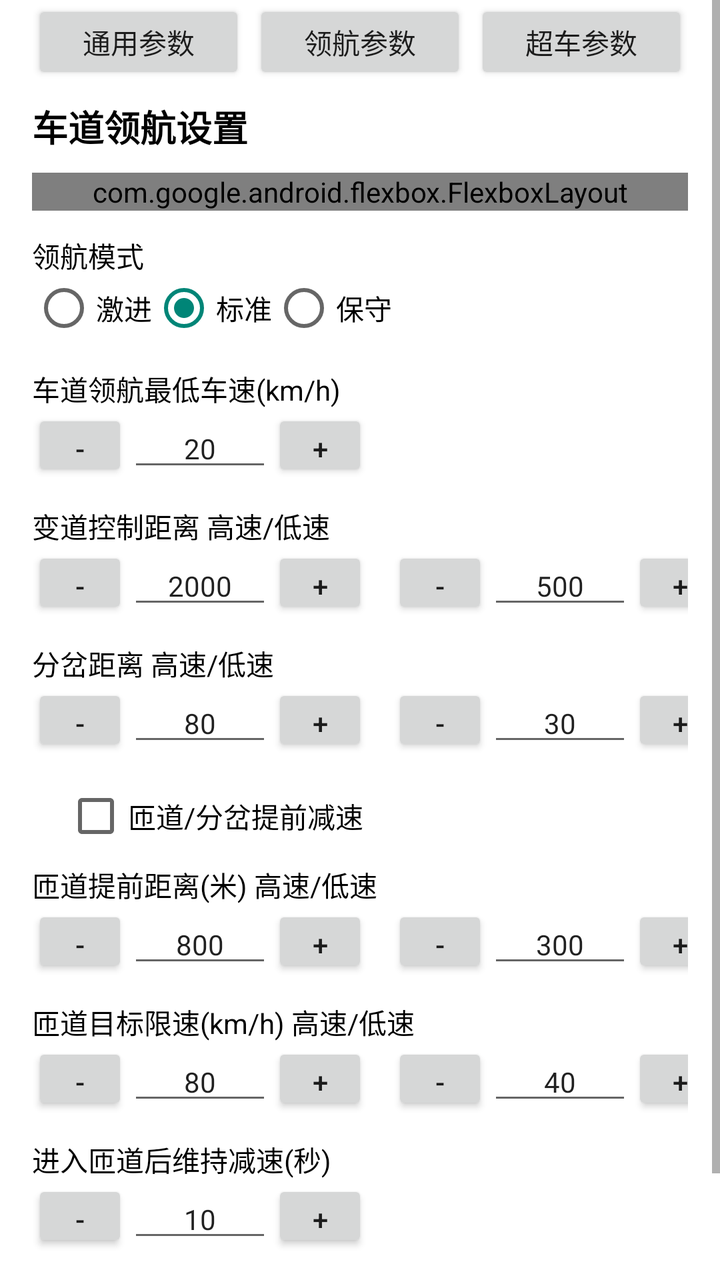
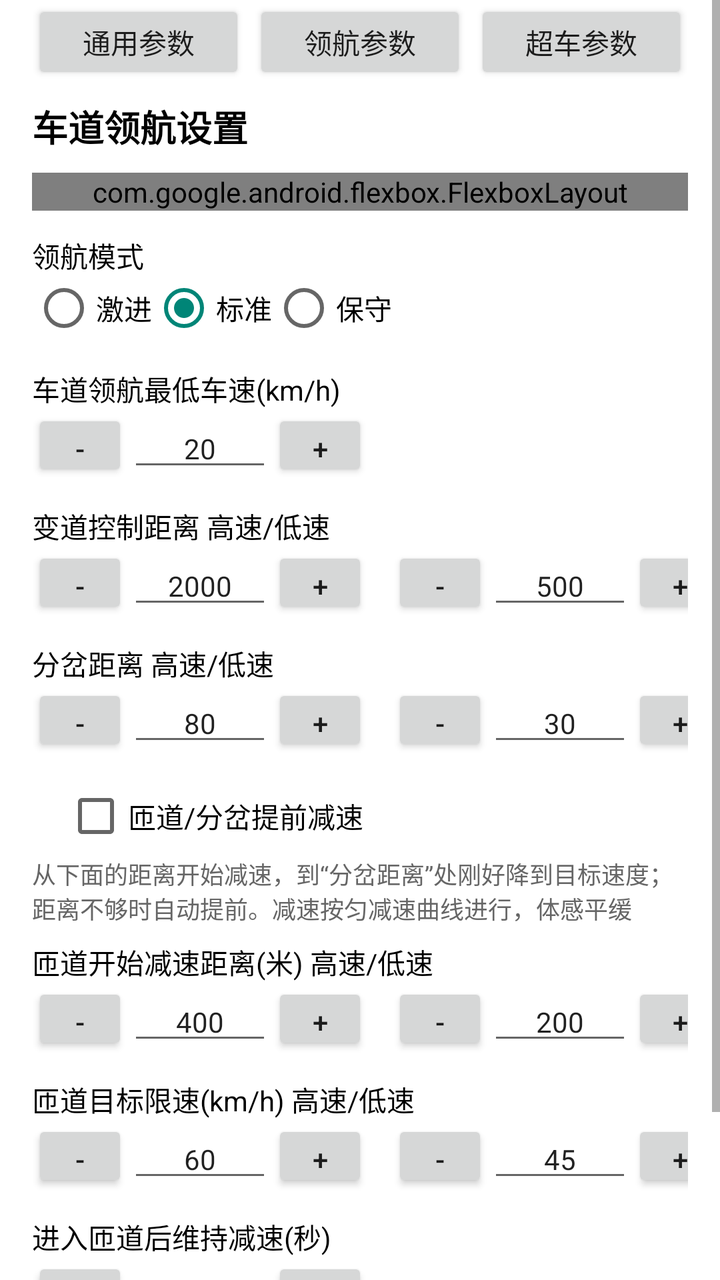

The first picture is an Android layout as it rendered before a commit; the second is the same layout after the commit. The layout source and the unified diff follow.
<!-- AndroidManifest.xml: activity theme Theme.AppCompat.Light.NoActionBar -->
<!-- res/layout/activity_nav_setting.xml -->
<?xml version="1.0" encoding="utf-8"?>
<ScrollView xmlns:android="http://schemas.android.com/apk/res/android"
    xmlns:app="http://schemas.android.com/apk/res-auto"
    android:id="@+id/navSettingScrollView"
    android:layout_width="match_parent"
    android:layout_height="match_parent"
    android:background="#FFFFFF">

    <LinearLayout
        android:id="@+id/navSettingContent"
        android:layout_width="match_parent"
        android:layout_height="wrap_content"
        android:orientation="vertical"
        android:paddingStart="16dp"
        android:paddingEnd="16dp"
        android:paddingBottom="16dp">

        
        <LinearLayout
            android:layout_width="match_parent"
            android:layout_height="wrap_content"
            android:orientation="horizontal"
            android:layout_marginBottom="8dp">

            <Button
                android:id="@+id/btnGotoGeneral"
                android:layout_width="0dp"
                android:layout_height="wrap_content"
                android:layout_weight="1"
                android:minHeight="42dp"
                android:minWidth="0dp"
                android:paddingTop="6dp"
                android:paddingBottom="6dp"
                android:text="通用参数"
                android:textSize="14sp" />

            <Button
                android:id="@+id/btnGotoNav"
                android:layout_width="0dp"
                android:layout_height="wrap_content"
                android:layout_weight="1"
                android:layout_marginStart="4dp"
                android:minHeight="42dp"
                android:minWidth="0dp"
                android:paddingTop="6dp"
                android:paddingBottom="6dp"
                android:text="领航参数"
                android:textSize="14sp" />

            <Button
                android:id="@+id/btnGotoOvertake"
                android:layout_width="0dp"
                android:layout_height="wrap_content"
                android:layout_weight="1"
                android:layout_marginStart="4dp"
                android:minHeight="42dp"
                android:minWidth="0dp"
                android:paddingTop="6dp"
                android:paddingBottom="6dp"
                android:text="超车参数"
                android:textSize="14sp" />
        </LinearLayout>

        <TextView
            android:layout_width="wrap_content"
            android:layout_height="wrap_content"
            android:text="车道领航设置"
            android:textSize="18sp"
            android:textStyle="bold"
            android:textColor="#000000" />

        
        <com.google.android.flexbox.FlexboxLayout
            android:layout_width="match_parent"
            android:layout_height="wrap_content"
            android:layout_marginTop="10dp"
            app:flexDirection="row"
            app:flexWrap="wrap">

            <CheckBox
                android:id="@+id/cbNavSettingAppNavi"
                android:layout_width="wrap_content"
                android:layout_height="wrap_content"
                android:text="车道领航(高速)"
                android:textSize="14sp"
                android:textColor="#000000"
                android:padding="0dp" />

            <CheckBox
                android:id="@+id/cbNavSettingAppRoadNavi"
                android:layout_width="wrap_content"
                android:layout_height="wrap_content"
                android:layout_marginStart="16dp"
                android:text="车道领航(公路)"
                android:textSize="14sp"
                android:textColor="#000000"
                android:padding="0dp" />

            <CheckBox
                android:id="@+id/cbNavSettingSuggestLane"
                android:layout_width="wrap_content"
                android:layout_height="wrap_content"
                android:layout_marginStart="16dp"
                android:text="走推荐车道"
                android:textSize="14sp"
                android:textColor="#000000"
                android:padding="0dp" />

            <CheckBox
                android:id="@+id/cbNavSettingDisLane"
                android:layout_width="wrap_content"
                android:layout_height="wrap_content"
                android:layout_marginStart="16dp"
                android:text="避开禁行车道"
                android:textSize="14sp"
                android:textColor="#000000"
                android:padding="0dp" />

            <CheckBox
                android:id="@+id/cbNavSettingKeepLeft"
                android:layout_width="wrap_content"
                android:layout_height="wrap_content"
                android:layout_marginStart="16dp"
                android:text="提前靠左"
                android:textSize="14sp"
                android:textColor="#000000"
                android:padding="0dp" />

            <CheckBox
                android:id="@+id/cbNavSettingKeepRight"
                android:layout_width="wrap_content"
                android:layout_height="wrap_content"
                android:layout_marginStart="16dp"
                android:text="提前靠右"
                android:textSize="14sp"
                android:textColor="#000000"
                android:padding="0dp" />

            <CheckBox
                android:id="@+id/cbNavSettingVisionKeepRight"
                android:layout_width="wrap_content"
                android:layout_height="wrap_content"
                android:layout_marginStart="16dp"
                android:text="纯视觉提前靠右"
                android:textSize="14sp"
                android:textColor="#000000"
                android:padding="0dp" />

            <CheckBox
                android:id="@+id/cbNavSettingSpeak"
                android:layout_width="wrap_content"
                android:layout_height="wrap_content"
                android:layout_marginStart="16dp"
                android:text="领航播报"
                android:textSize="14sp"
                android:textColor="#000000"
                android:padding="0dp" />

            <CheckBox
                android:id="@+id/cbNavSettingSpeakFirst"
                android:layout_width="wrap_content"
                android:layout_height="wrap_content"
                android:layout_marginStart="16dp"
                android:text="先播报后变道"
                android:textSize="14sp"
                android:textColor="#000000"
                android:padding="0dp" />

            <CheckBox
                android:id="@+id/cbNavSettingBlindDecSpeed"
                android:layout_width="wrap_content"
                android:layout_height="wrap_content"
                android:layout_marginStart="16dp"
                android:text="盲区有车时减速"
                android:textSize="14sp"
                android:textColor="#000000"
                android:padding="0dp" />

            <CheckBox
                android:id="@+id/cbNavSettingRoadMedian"
                android:layout_width="wrap_content"
                android:layout_height="wrap_content"
                android:layout_marginStart="16dp"
                android:text="有隔离带(公路)"
                android:textSize="14sp"
                android:textColor="#000000"
                android:padding="0dp" />

            <CheckBox
                android:id="@+id/cbNavSettingRightFirst"
                android:layout_width="wrap_content"
                android:layout_height="wrap_content"
                android:layout_marginStart="16dp"
                android:text="优先从右计算车道(公路)"
                android:textSize="14sp"
                android:textColor="#000000"
                android:padding="0dp" />

            <CheckBox
                android:id="@+id/cbNavSettingNavTurn"
                android:layout_width="wrap_content"
                android:layout_height="wrap_content"
                android:layout_marginStart="16dp"
                android:text="领航转弯"
                android:textSize="14sp"
                android:textColor="#000000"
                android:padding="0dp" />

            <CheckBox
                android:id="@+id/cbNavSettingLaneProb"
                android:layout_width="wrap_content"
                android:layout_height="wrap_content"
                android:layout_marginStart="16dp"
                android:text="使用车道置信度"
                android:textSize="14sp"
                android:textColor="#000000"
                android:padding="0dp" />

        </com.google.android.flexbox.FlexboxLayout>

        <TextView
            android:layout_width="wrap_content"
            android:layout_height="wrap_content"
            android:layout_marginTop="12dp"
            android:text="领航模式"
            android:textSize="14sp"
            android:textColor="#000000" />

        <RadioGroup
            android:id="@+id/rgNavSettingMode"
            android:layout_width="match_parent"
            android:layout_height="wrap_content"
            android:orientation="horizontal">

            <RadioButton
                android:id="@+id/rbNavSettingFastMode"
                android:layout_width="wrap_content"
                android:layout_height="wrap_content"
                android:text="激进"
                android:textSize="14sp"
                android:textColor="#000000" />

            <RadioButton
                android:id="@+id/rbNavSettingNormalMode"
                android:layout_width="wrap_content"
                android:layout_height="wrap_content"
                android:text="标准"
                android:textSize="14sp"
                android:textColor="#000000"
                android:checked="true" />

            <RadioButton
                android:id="@+id/rbNavSettingSlowMode"
                android:layout_width="wrap_content"
                android:layout_height="wrap_content"
                android:text="保守"
                android:textSize="14sp"
                android:textColor="#000000" />
        </RadioGroup>

        <TextView
            android:layout_width="wrap_content"
            android:layout_height="wrap_content"
            android:layout_marginTop="14dp"
            android:text="车道领航最低车速(km/h)"
            android:textSize="14sp"
            android:textColor="#000000" />

        <LinearLayout
            android:layout_width="wrap_content"
            android:layout_height="wrap_content"
            android:orientation="horizontal">

            <Button
                android:id="@+id/btnMinusNaviMinSpeed"
                android:layout_width="48dp"
                android:layout_height="36dp"
                android:text="-"
                android:textSize="14sp" />

            <EditText
                android:id="@+id/etNavNaviMinSpeed"
                android:layout_width="72dp"
                android:layout_height="36dp"
                android:inputType="number"
                android:gravity="center"
                android:text="20"
                android:textSize="14sp" />

            <Button
                android:id="@+id/btnPlusNaviMinSpeed"
                android:layout_width="48dp"
                android:layout_height="36dp"
                android:text="+"
                android:textSize="14sp" />
        </LinearLayout>

        <TextView
            android:layout_width="wrap_content"
            android:layout_height="wrap_content"
            android:layout_marginTop="12dp"
            android:text="变道控制距离 高速/低速"
            android:textSize="14sp"
            android:textColor="#000000" />

        <LinearLayout
            android:layout_width="wrap_content"
            android:layout_height="wrap_content"
            android:orientation="horizontal">

            <Button
                android:id="@+id/btnMinusAtcDistH"
                android:layout_width="48dp"
                android:layout_height="36dp"
                android:text="-"
                android:textSize="14sp" />

            <EditText
                android:id="@+id/etNavAtcDistH"
                android:layout_width="72dp"
                android:layout_height="36dp"
                android:inputType="number"
                android:gravity="center"
                android:text="2000"
                android:textSize="14sp" />

            <Button
                android:id="@+id/btnPlusAtcDistH"
                android:layout_width="48dp"
                android:layout_height="36dp"
                android:text="+"
                android:textSize="14sp" />

            <Button
                android:id="@+id/btnMinusAtcDistL"
                android:layout_width="48dp"
                android:layout_height="36dp"
                android:layout_marginStart="12dp"
                android:text="-"
                android:textSize="14sp" />

            <EditText
                android:id="@+id/etNavAtcDistL"
                android:layout_width="72dp"
                android:layout_height="36dp"
                android:inputType="number"
                android:gravity="center"
                android:text="500"
                android:textSize="14sp" />

            <Button
                android:id="@+id/btnPlusAtcDistL"
                android:layout_width="48dp"
                android:layout_height="36dp"
                android:text="+"
                android:textSize="14sp" />
        </LinearLayout>

        <TextView
            android:layout_width="wrap_content"
            android:layout_height="wrap_content"
            android:layout_marginTop="12dp"
            android:text="分岔距离 高速/低速"
            android:textSize="14sp"
            android:textColor="#000000" />

        <LinearLayout
            android:layout_width="wrap_content"
            android:layout_height="wrap_content"
            android:orientation="horizontal">

            <Button
                android:id="@+id/btnMinusForkDistH"
                android:layout_width="48dp"
                android:layout_height="36dp"
                android:text="-"
                android:textSize="14sp" />

            <EditText
                android:id="@+id/etNavForkDistH"
                android:layout_width="72dp"
                android:layout_height="36dp"
                android:inputType="number"
                android:gravity="center"
                android:text="80"
                android:textSize="14sp" />

            <Button
                android:id="@+id/btnPlusForkDistH"
                android:layout_width="48dp"
                android:layout_height="36dp"
                android:text="+"
                android:textSize="14sp" />

            <Button
                android:id="@+id/btnMinusForkDistL"
                android:layout_width="48dp"
                android:layout_height="36dp"
                android:layout_marginStart="12dp"
                android:text="-"
                android:textSize="14sp" />

            <EditText
                android:id="@+id/etNavForkDistL"
                android:layout_width="72dp"
                android:layout_height="36dp"
                android:inputType="number"
                android:gravity="center"
                android:text="30"
                android:textSize="14sp" />

            <Button
                android:id="@+id/btnPlusForkDistL"
                android:layout_width="48dp"
                android:layout_height="36dp"
                android:text="+"
                android:textSize="14sp" />
        </LinearLayout>

        <CheckBox
            android:id="@+id/cbNavSettingRampSlowdown"
            android:layout_width="wrap_content"
            android:layout_height="wrap_content"
            android:layout_marginTop="14dp"
            android:layout_marginStart="16dp"
            android:text="匝道/分岔提前减速"
            android:textSize="14sp"
            android:textColor="#000000"
            android:padding="0dp" />

        <TextView
            android:layout_width="wrap_content"
            android:layout_height="wrap_content"
            android:layout_marginTop="8dp"
            android:text="匝道提前距离(米) 高速/低速"
            android:textSize="14sp"
            android:textColor="#000000" />

        <LinearLayout
            android:layout_width="wrap_content"
            android:layout_height="wrap_content"
            android:orientation="horizontal">

            <Button
                android:id="@+id/btnMinusRampDistH"
                android:layout_width="48dp"
                android:layout_height="36dp"
                android:text="-"
                android:textSize="14sp" />

            <EditText
                android:id="@+id/etNavRampDistH"
                android:layout_width="72dp"
                android:layout_height="36dp"
                android:inputType="number"
                android:gravity="center"
                android:text="800"
                android:textSize="14sp" />

            <Button
                android:id="@+id/btnPlusRampDistH"
                android:layout_width="48dp"
                android:layout_height="36dp"
                android:text="+"
                android:textSize="14sp" />

            <Button
                android:id="@+id/btnMinusRampDistL"
                android:layout_width="48dp"
                android:layout_height="36dp"
                android:layout_marginStart="12dp"
                android:text="-"
                android:textSize="14sp" />

            <EditText
                android:id="@+id/etNavRampDistL"
                android:layout_width="72dp"
                android:layout_height="36dp"
                android:inputType="number"
                android:gravity="center"
                android:text="300"
                android:textSize="14sp" />

            <Button
                android:id="@+id/btnPlusRampDistL"
                android:layout_width="48dp"
                android:layout_height="36dp"
                android:text="+"
                android:textSize="14sp" />
        </LinearLayout>

        <TextView
            android:layout_width="wrap_content"
            android:layout_height="wrap_content"
            android:layout_marginTop="12dp"
            android:text="匝道目标限速(km/h) 高速/低速"
            android:textSize="14sp"
            android:textColor="#000000" />

        <LinearLayout
            android:layout_width="wrap_content"
            android:layout_height="wrap_content"
            android:orientation="horizontal">

            <Button
                android:id="@+id/btnMinusRampSpeedH"
                android:layout_width="48dp"
                android:layout_height="36dp"
                android:text="-"
                android:textSize="14sp" />

            <EditText
                android:id="@+id/etNavRampSpeedH"
                android:layout_width="72dp"
                android:layout_height="36dp"
                android:inputType="number"
                android:gravity="center"
                android:text="80"
                android:textSize="14sp" />

            <Button
                android:id="@+id/btnPlusRampSpeedH"
                android:layout_width="48dp"
                android:layout_height="36dp"
                android:text="+"
                android:textSize="14sp" />

            <Button
                android:id="@+id/btnMinusRampSpeedL"
                android:layout_width="48dp"
                android:layout_height="36dp"
                android:layout_marginStart="12dp"
                android:text="-"
                android:textSize="14sp" />

            <EditText
                android:id="@+id/etNavRampSpeedL"
                android:layout_width="72dp"
                android:layout_height="36dp"
                android:inputType="number"
                android:gravity="center"
                android:text="40"
                android:textSize="14sp" />

            <Button
                android:id="@+id/btnPlusRampSpeedL"
                android:layout_width="48dp"
                android:layout_height="36dp"
                android:text="+"
                android:textSize="14sp" />
        </LinearLayout>

        <TextView
            android:layout_width="wrap_content"
            android:layout_height="wrap_content"
            android:layout_marginTop="12dp"
            android:text="进入匝道后维持减速(秒)"
            android:textSize="14sp"
            android:textColor="#000000" />

        <LinearLayout
            android:layout_width="wrap_content"
            android:layout_height="wrap_content"
            android:orientation="horizontal">

            <Button
                android:id="@+id/btnMinusRampHold"
                android:layout_width="48dp"
                android:layout_height="36dp"
                android:text="-"
                android:textSize="14sp" />

            <EditText
                android:id="@+id/etNavRampHold"
                android:layout_width="72dp"
                android:layout_height="36dp"
                android:inputType="number"
                android:gravity="center"
                android:text="10"
                android:textSize="14sp" />

            <Button
                android:id="@+id/btnPlusRampHold"
                android:layout_width="48dp"
                android:layout_height="36dp"
                android:text="+"
                android:textSize="14sp" />
        </LinearLayout>

        <LinearLayout
            android:layout_width="match_parent"
            android:layout_height="wrap_content"
            android:layout_marginTop="20dp"
            android:orientation="horizontal">

            <Button
                android:id="@+id/btnSaveNavSetting"
                android:layout_width="wrap_content"
                android:layout_height="36dp"
                android:text="保存"
                android:textSize="14sp" />

            <Button
                android:id="@+id/btnCancelNavSetting"
                android:layout_width="wrap_content"
                android:layout_height="36dp"
                android:layout_marginStart="12dp"
                android:text="返回"
                android:textSize="14sp" />
        </LinearLayout>

    </LinearLayout>
</ScrollView>
<!-- resources referenced by this layout -->
<resources>

</resources>

<!-- the commit's change to res/layout/activity_nav_setting.xml (unified diff, before → after) -->
@@ -429,10 +429,18 @@
             android:padding="0dp" />
 
         <TextView
+            android:layout_width="match_parent"
+            android:layout_height="wrap_content"
+            android:layout_marginTop="4dp"
+            android:text="从下面的距离开始减速，到“分岔距离”处刚好降到目标速度；距离不够时自动提前。减速按匀减速曲线进行，体感平缓"
+            android:textSize="12sp"
+            android:textColor="#666666" />
+
+        <TextView
             android:layout_width="wrap_content"
             android:layout_height="wrap_content"
             android:layout_marginTop="8dp"
-            android:text="匝道提前距离(米) 高速/低速"
+            android:text="匝道开始减速距离(米) 高速/低速"
             android:textSize="14sp"
             android:textColor="#000000" />
 
@@ -454,7 +462,7 @@
                 android:layout_height="36dp"
                 android:inputType="number"
                 android:gravity="center"
-                android:text="800"
+                android:text="400"
                 android:textSize="14sp" />
 
             <Button
@@ -478,7 +486,7 @@
                 android:layout_height="36dp"
                 android:inputType="number"
                 android:gravity="center"
-                android:text="300"
+                android:text="200"
                 android:textSize="14sp" />
 
             <Button
@@ -515,7 +523,7 @@
                 android:layout_height="36dp"
                 android:inputType="number"
                 android:gravity="center"
-                android:text="80"
+                android:text="60"
                 android:textSize="14sp" />
 
             <Button
@@ -539,7 +547,7 @@
                 android:layout_height="36dp"
                 android:inputType="number"
                 android:gravity="center"
-                android:text="40"
+                android:text="45"
                 android:textSize="14sp" />
 
             <Button
